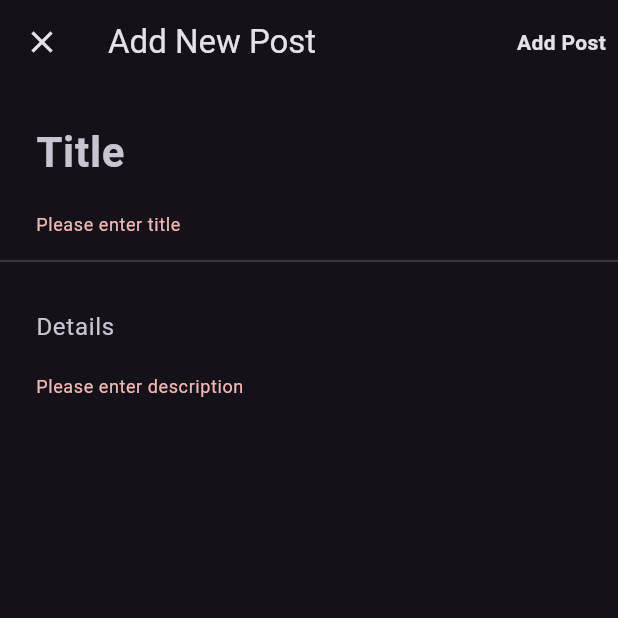
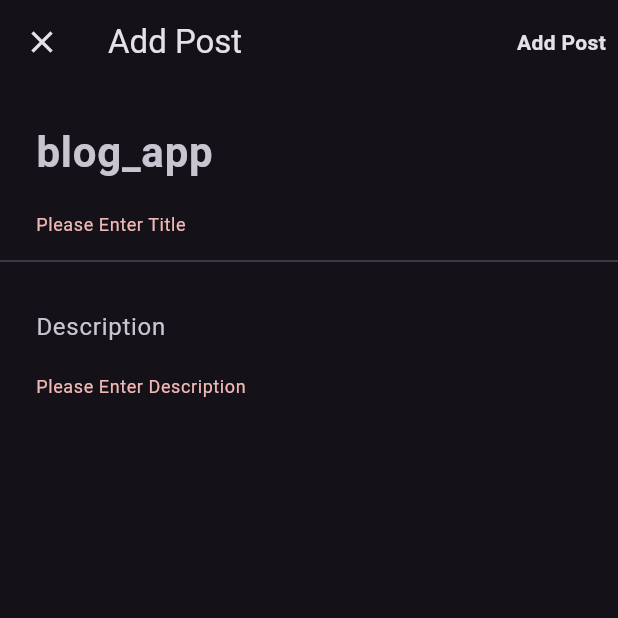
Before and after one commit to AnwarBujangHuat/blog_app, a Flutter app: the screen it shows after launch, item 2 of the bottom bar chosen, after a tap on "Add Post", on a phone screen of 412 x 824 dp, the top half of it. Run offline on Flutter 3.47's test engine with Material 3 defaults, Android fonts, the phone set to English and light mode, and no system bars; our stand-ins replace flutter_bloc, freezed_annotation; generated files the repository leaves out were written again; network calls fail.

Commit message:
use locale

```diff
--- a/lib/src/application/post_list_view/add_post_view.dart
+++ b/lib/src/application/post_list_view/add_post_view.dart
@@ -4,6 +4,7 @@ import 'package:blog_app/src/application/post_list_view/state/post_list_state.da
 import 'package:blog_app/src/data/post_model/post_model.dart';
 import 'package:flutter/material.dart';
 import 'package:flutter_bloc/flutter_bloc.dart';
+import 'package:flutter_gen/gen_l10n/app_localizations.dart';
 
 final _formKey = GlobalKey<FormState>();
 
@@ -44,7 +45,8 @@ class _AddPostPageState extends State<AddPostPage> {
         } else if (state is PostLoadSuccess) {
           Navigator.of(context, rootNavigator: true).pop();
           ScaffoldMessenger.of(context).showSnackBar(
-            const SnackBar(content: Text('Post added successfully!')),
+            SnackBar(
+                content: Text(AppLocalizations.of(context)!.sucessAddPost)),
           );
           Navigator.of(context, rootNavigator: true).pop();
         }
@@ -54,7 +56,7 @@ class _AddPostPageState extends State<AddPostPage> {
         child: Scaffold(
           resizeToAvoidBottomInset: true,
           appBar: AppBar(
-            title: const Text('Add New Post'),
+            title: Text(AppLocalizations.of(context)!.addPost),
             actions: [
               GestureDetector(
                 onTap: () {
@@ -71,16 +73,18 @@ class _AddPostPageState extends State<AddPostPage> {
                     } catch (e) {
                       // Close loading dialog if open
                       ScaffoldMessenger.of(context).showSnackBar(
-                        const SnackBar(content: Text('Failed to add post.')),
+                        SnackBar(
+                            content:
+                                Text(AppLocalizations.of(context)!.errAddPost)),
                       );
                     }
                   }
                 },
-                child: const Padding(
-                  padding: EdgeInsets.all(8.0),
+                child: Padding(
+                  padding: const EdgeInsets.all(8.0),
                   child: Text(
-                    'Add Post',
-                    style: TextStyle(fontWeight: FontWeight.bold),
+                    AppLocalizations.of(context)!.addPost,
+                    style: const TextStyle(fontWeight: FontWeight.bold),
                   ),
                 ),
               ),
@@ -95,14 +99,14 @@ class _AddPostPageState extends State<AddPostPage> {
                   maxLines: 2,
                   validator: (value) {
                     if (value == null || value.isEmpty) {
-                      return 'Please enter title';
+                      return AppLocalizations.of(context)!.errEmptyTitle;
                     }
                     return null;
                   },
                   controller: titleController,
                   style: titleStyle,
                   decoration: InputDecoration(
-                    hintText: 'Title',
+                    hintText: AppLocalizations.of(context)!.appTitle,
                     labelStyle: titleStyle,
                     hintStyle: titleStyle,
                     border: const OutlineInputBorder(
@@ -118,16 +122,16 @@ class _AddPostPageState extends State<AddPostPage> {
                 child: TextFormField(
                   validator: (value) {
                     if (value == null || value.isEmpty) {
-                      return 'Please enter description';
+                      return AppLocalizations.of(context)!.errEmptyDescription;
                     }
                     return null;
                   },
                   maxLines: 8,
                   minLines: 1,
                   controller: bodyController,
-                  decoration: const InputDecoration(
-                    hintText: 'Details',
-                    border: OutlineInputBorder(
+                  decoration: InputDecoration(
+                    hintText: AppLocalizations.of(context)!.description,
+                    border: const OutlineInputBorder(
                       borderSide: BorderSide.none,
                     ),
                   ),
--- a/lib/src/application/post_list_view/post_list_view.dart
+++ b/lib/src/application/post_list_view/post_list_view.dart
@@ -7,6 +7,7 @@ import 'package:blog_app/src/application/post_list_view/widgets/bottom_navigatio
 import 'package:blog_app/src/application/post_list_view/widgets/post_widget_card.dart';
 import 'package:flutter/material.dart';
 import 'package:flutter_bloc/flutter_bloc.dart';
+import 'package:flutter_gen/gen_l10n/app_localizations.dart';
 
 class PostPage extends StatefulWidget {
   const PostPage({super.key});
@@ -26,7 +27,9 @@ class _PostPageState extends State<PostPage> {
           SliverAppBar(
             floating: false,
             pinned: true,
-            title: Text(_selectedIndex == 0 ? 'Posts' : 'MyPost'),
+            title: Text(_selectedIndex == 0
+                ? AppLocalizations.of(context)!.posts
+                : AppLocalizations.of(context)!.myPosts),
           ),
 
           /// Switch the user post list and all post list
--- a/lib/src/application/post_list_view/widgets/comment_widget_card.dart
+++ b/lib/src/application/post_list_view/widgets/comment_widget_card.dart
@@ -1,6 +1,7 @@
 import 'package:blog_app/src/application/post_list_view/widgets/expandable_text.dart';
 import 'package:blog_app/src/data/comment_model.dart/comment_model.dart';
 import 'package:flutter/material.dart';
+import 'package:flutter_gen/gen_l10n/app_localizations.dart';
 
 class CommentWidgetCard extends StatelessWidget {
   const CommentWidgetCard({super.key, required this.comment});
@@ -15,7 +16,7 @@ class CommentWidgetCard extends StatelessWidget {
           crossAxisAlignment: CrossAxisAlignment.start,
           children: [
             Text(
-              'commented by ${comment.email}',
+              '${AppLocalizations.of(context)!.commentBy} ${comment.email}',
               style: const TextStyle(fontSize: 12, fontWeight: FontWeight.w300),
             ),
           ],
```
Also changed, not shown: lib/src/application/post_list_view/view_post_view.dart (+9 -8 lines), lib/src/application/post_list_view/widgets/post_widget_card.dart (+10 -7 lines), lib/src/localization/app_en.arb (+18 -0 lines).
